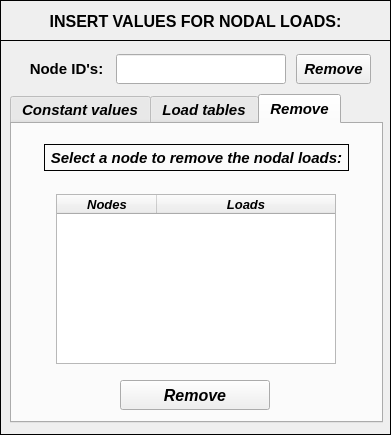
open-pulse/OpenPulse, file data/user_input/ui/Model/Setup/Structural/loadsInput.ui: the form before one commit.
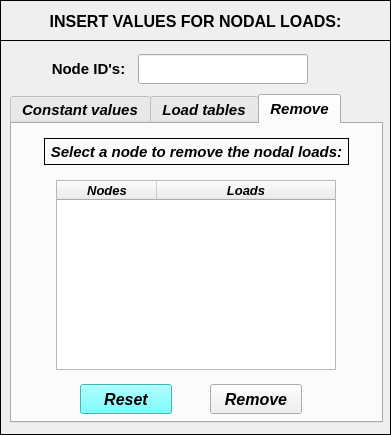
The form after the commit. The open tabs and pages were chosen to show the change. Icons and pictures are not drawn.

What changed in the file:
```diff
--- a/data/user_input/ui/Model/Setup/Structural/loadsInput.ui
+++ b/data/user_input/ui/Model/Setup/Structural/loadsInput.ui
@@ -1713,45 +1713,11 @@
       <attribute name="title">
        <string>Remove</string>
       </attribute>
-      <widget class="QPushButton" name="pushButton_remove_bc_confirm_2">
-       <property name="geometry">
-        <rect>
-         <x>108</x>
-         <y>256</y>
-         <width>150</width>
-         <height>30</height>
-        </rect>
-       </property>
-       <property name="minimumSize">
-        <size>
-         <width>150</width>
-         <height>30</height>
-        </size>
-       </property>
-       <property name="maximumSize">
-        <size>
-         <width>150</width>
-         <height>30</height>
-        </size>
-       </property>
-       <property name="font">
-        <font>
-         <family>Arial</family>
-         <pointsize>12</pointsize>
-         <weight>75</weight>
-         <italic>true</italic>
-         <bold>true</bold>
-        </font>
-       </property>
-       <property name="text">
-        <string>Remove</string>
-       </property>
-      </widget>
       <widget class="QLabel" name="label_29">
        <property name="geometry">
         <rect>
          <x>32</x>
-         <y>20</y>
+         <y>14</y>
          <width>305</width>
          <height>27</height>
         </rect>
@@ -1782,21 +1748,21 @@
        <property name="geometry">
         <rect>
          <x>44</x>
-         <y>70</y>
+         <y>56</y>
          <width>280</width>
-         <height>170</height>
+         <height>190</height>
         </rect>
        </property>
        <property name="minimumSize">
         <size>
          <width>280</width>
-         <height>170</height>
+         <height>190</height>
         </size>
        </property>
        <property name="maximumSize">
         <size>
          <width>280</width>
-         <height>170</height>
+         <height>190</height>
         </size>
        </property>
        <property name="font">
@@ -1843,33 +1809,31 @@
         </property>
        </column>
       </widget>
-     </widget>
-    </widget>
     <widget class="QPushButton" name="pushButton_remove_bc_confirm">
      <property name="geometry">
       <rect>
-       <x>296</x>
-       <y>14</y>
-       <width>75</width>
+         <x>198</x>
+         <y>260</y>
+         <width>92</width>
        <height>30</height>
       </rect>
      </property>
      <property name="minimumSize">
       <size>
-       <width>75</width>
+         <width>0</width>
        <height>30</height>
       </size>
      </property>
      <property name="maximumSize">
       <size>
-       <width>75</width>
+         <width>16777215</width>
        <height>30</height>
       </size>
      </property>
      <property name="font">
       <font>
        <family>Arial</family>
-       <pointsize>11</pointsize>
+         <pointsize>12</pointsize>
        <weight>75</weight>
        <italic>true</italic>
        <bold>true</bold>
@@ -1878,11 +1842,50 @@
      <property name="text">
       <string>Remove</string>
      </property>
+      </widget>
+      <widget class="QPushButton" name="pushButton_reset">
+       <property name="geometry">
+        <rect>
+         <x>68</x>
+         <y>260</y>
+         <width>92</width>
+         <height>30</height>
+        </rect>
+       </property>
+       <property name="minimumSize">
+        <size>
+         <width>0</width>
+         <height>30</height>
+        </size>
+       </property>
+       <property name="maximumSize">
+        <size>
+         <width>16777215</width>
+         <height>30</height>
+        </size>
+       </property>
+       <property name="font">
+        <font>
+         <family>Arial</family>
+         <pointsize>12</pointsize>
+         <weight>75</weight>
+         <italic>true</italic>
+         <bold>true</bold>
+        </font>
+       </property>
+       <property name="styleSheet">
+        <string notr="true">background-color: rgb(85, 255, 255);</string>
+       </property>
+       <property name="text">
+        <string>Reset</string>
+       </property>
+      </widget>
+     </widget>
     </widget>
     <widget class="QLineEdit" name="lineEdit_nodeID">
      <property name="geometry">
       <rect>
-       <x>116</x>
+       <x>138</x>
        <y>14</y>
        <width>170</width>
        <height>30</height>
@@ -1925,7 +1928,7 @@
     <widget class="QLabel" name="label_2">
      <property name="geometry">
       <rect>
-       <x>24</x>
+       <x>46</x>
        <y>14</y>
        <width>85</width>
        <height>30</height>
```
Lines whose indentation alone changed are shown as unchanged.
